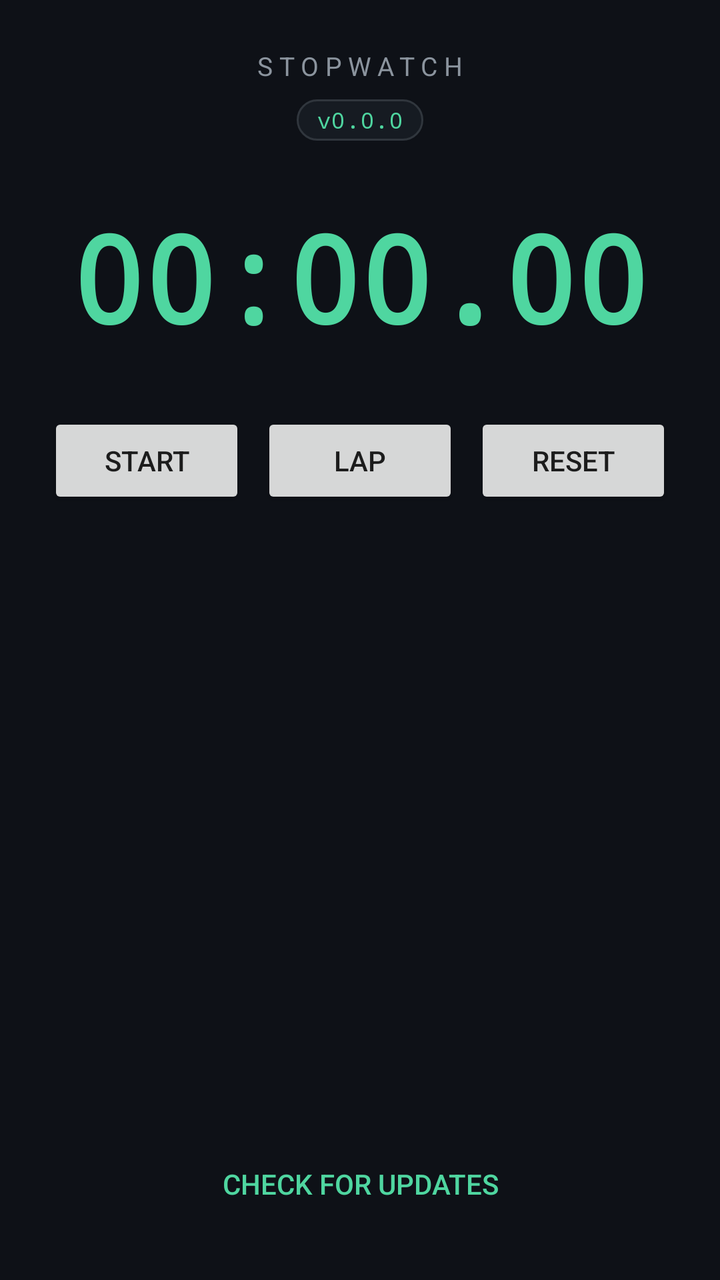
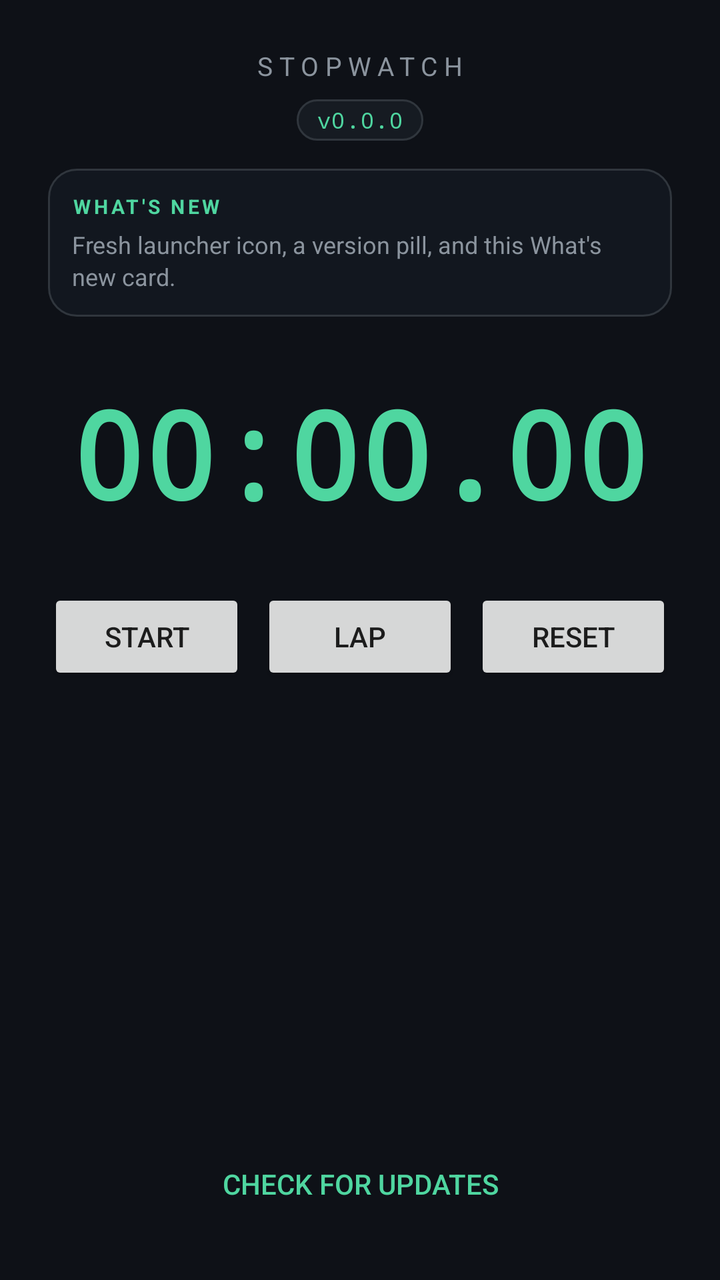

Before-and-after screenshots of an Android layout around one commit, followed by the original layout XML and the change that was made.
<!-- AndroidManifest.xml: application theme Theme.Apex -->
<!-- res/layout/activity_main.xml -->
<?xml version="1.0" encoding="utf-8"?>
<LinearLayout xmlns:android="http://schemas.android.com/apk/res/android"
    android:layout_width="match_parent"
    android:layout_height="match_parent"
    android:orientation="vertical"
    android:background="#0E1117"
    android:padding="24dp">

    <TextView
        android:layout_width="wrap_content"
        android:layout_height="wrap_content"
        android:layout_gravity="center_horizontal"
        android:letterSpacing="0.25"
        android:text="@string/app_name"
        android:textAllCaps="true"
        android:textColor="#8B949E"
        android:textSize="13sp" />

    
    <TextView
        android:id="@+id/version_pill"
        android:layout_width="wrap_content"
        android:layout_height="wrap_content"
        android:layout_gravity="center_horizontal"
        android:layout_marginTop="8dp"
        android:background="@drawable/bg_version_pill"
        android:fontFamily="monospace"
        android:letterSpacing="0.05"
        android:paddingStart="10dp"
        android:paddingTop="3dp"
        android:paddingEnd="10dp"
        android:paddingBottom="3dp"
        android:text="@string/version_placeholder"
        android:textColor="#4FD6A0"
        android:textSize="11sp" />

    <TextView
        android:id="@+id/elapsed"
        android:layout_width="match_parent"
        android:layout_height="wrap_content"
        android:layout_marginTop="28dp"
        android:fontFamily="monospace"
        android:gravity="center"
        android:text="00:00.00"
        android:textColor="#4FD6A0"
        android:textSize="60sp"
        android:textStyle="bold" />

    <LinearLayout
        android:layout_width="match_parent"
        android:layout_height="wrap_content"
        android:layout_marginTop="28dp"
        android:orientation="horizontal">

        <Button
            android:id="@+id/btn_start_stop"
            android:layout_width="0dp"
            android:layout_height="wrap_content"
            android:layout_weight="1"
            android:text="@string/start" />

        <Button
            android:id="@+id/btn_lap"
            android:layout_width="0dp"
            android:layout_height="wrap_content"
            android:layout_marginStart="8dp"
            android:layout_weight="1"
            android:text="@string/lap" />

        <Button
            android:id="@+id/btn_reset"
            android:layout_width="0dp"
            android:layout_height="wrap_content"
            android:layout_marginStart="8dp"
            android:layout_weight="1"
            android:text="@string/reset" />
    </LinearLayout>

    <ScrollView
        android:layout_width="match_parent"
        android:layout_height="0dp"
        android:layout_marginTop="16dp"
        android:layout_weight="1"
        android:scrollbars="vertical">

        <LinearLayout
            android:id="@+id/lap_list"
            android:layout_width="match_parent"
            android:layout_height="wrap_content"
            android:orientation="vertical" />
    </ScrollView>

    <Button
        android:id="@+id/btn_update"
        style="?android:attr/borderlessButtonStyle"
        android:layout_width="wrap_content"
        android:layout_height="wrap_content"
        android:layout_gravity="center_horizontal"
        android:text="@string/check_updates"
        android:textColor="#4FD6A0" />

</LinearLayout>
<!-- resources referenced by this layout -->
<resources>
  <!-- drawable bg_version_pill (drawable) -->
  <?xml version="1.0" encoding="utf-8"?>
  <shape xmlns:android="http://schemas.android.com/apk/res/android"
      android:shape="rectangle">
      <solid android:color="#161B22" />
      <stroke
          android:width="1dp"
          android:color="#30363D" />
      <corners android:radius="999dp" />
  </shape>
  <string name="app_name">Stopwatch</string>
  <string name="check_updates">Check for updates</string>
  <string name="lap">Lap</string>
  <string name="reset">Reset</string>
  <string name="start">Start</string>
  <string name="version_placeholder">v0.0.0</string>
  <style name="Theme.Apex" parent="Theme.AppCompat.DayNight.NoActionBar" />
</resources>

<!-- the commit's change to res/layout/activity_main.xml (unified diff, before → after) -->
@@ -33,6 +33,36 @@
         android:text="@string/version_placeholder"
         android:textColor="#4FD6A0"
         android:textSize="11sp" />
+
+    
+    <LinearLayout
+        android:layout_width="match_parent"
+        android:layout_height="wrap_content"
+        android:layout_marginTop="14dp"
+        android:background="@drawable/bg_whats_new"
+        android:orientation="vertical"
+        android:padding="12dp">
+
+        <TextView
+            android:layout_width="wrap_content"
+            android:layout_height="wrap_content"
+            android:letterSpacing="0.15"
+            android:text="@string/whats_new_title"
+            android:textAllCaps="true"
+            android:textColor="#4FD6A0"
+            android:textSize="10sp"
+            android:textStyle="bold" />
+
+        <TextView
+            android:id="@+id/whats_new"
+            android:layout_width="match_parent"
+            android:layout_height="wrap_content"
+            android:layout_marginTop="4dp"
+            android:lineSpacingExtra="2dp"
+            android:text="@string/whats_new_body"
+            android:textColor="#8B949E"
+            android:textSize="12sp" />
+    </LinearLayout>
 
     <TextView
         android:id="@+id/elapsed"
<!-- resource entries referenced after the edit -->
@@ -10,12 +10,24 @@
           android:color="#30363D" />
       <corners android:radius="999dp" />
   </shape>
+  <!-- drawable bg_whats_new (drawable) -->
+  <?xml version="1.0" encoding="utf-8"?>
+  <shape xmlns:android="http://schemas.android.com/apk/res/android"
+      android:shape="rectangle">
+      <solid android:color="#12171F" />
+      <stroke
+          android:width="1dp"
+          android:color="#30363D" />
+      <corners android:radius="14dp" />
+  </shape>
   <string name="app_name">Stopwatch</string>
   <string name="check_updates">Check for updates</string>
   <string name="lap">Lap</string>
   <string name="reset">Reset</string>
   <string name="start">Start</string>
   <string name="version_placeholder">v0.0.0</string>
+  <string name="whats_new_body">Fresh launcher icon, a version pill, and this What\'s new card.</string>
+  <string name="whats_new_title">What\'s new</string>
   <style name="Theme.Apex" parent="Theme.AppCompat.DayNight.NoActionBar" />
 </resources>
 
